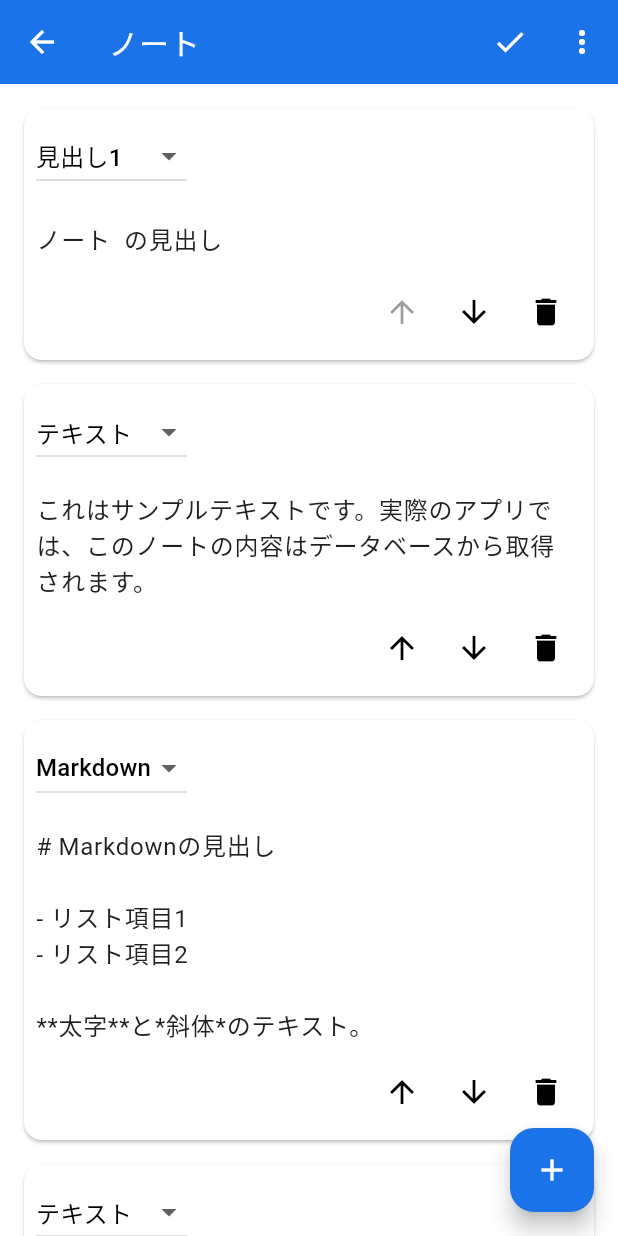
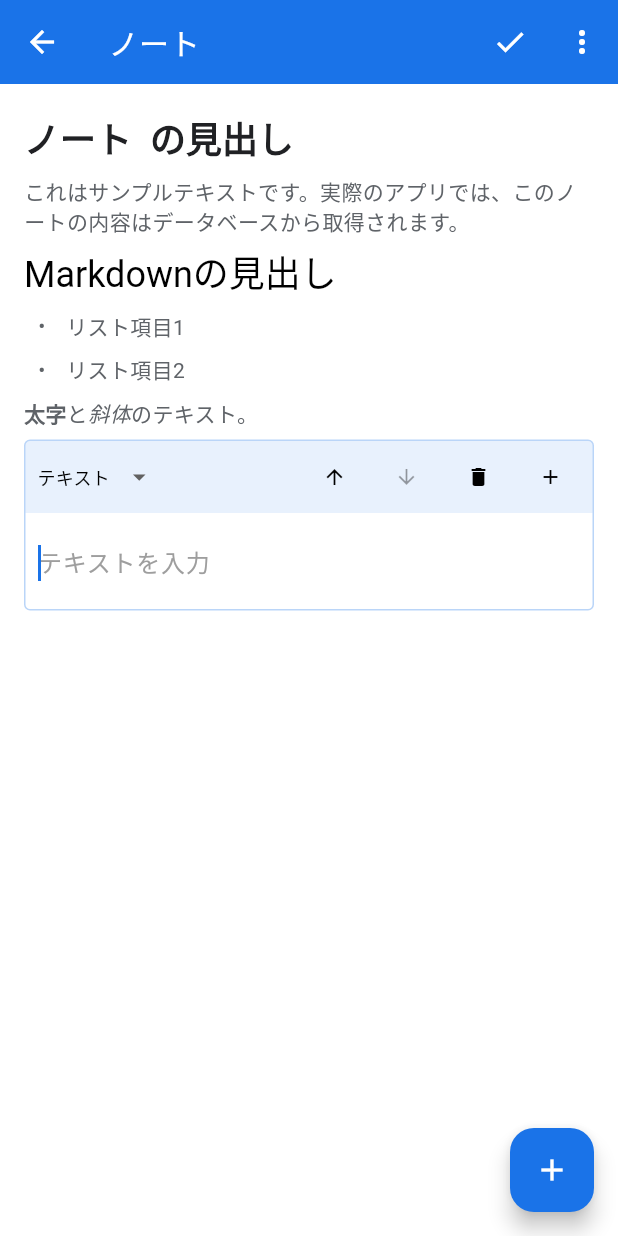
Before and after one commit to Chi-Tako/Gakunote, a Flutter app: the NoteDetailPage screen opened directly with empty values, after a tap on the "add" icon, on a phone screen of 412 x 824 dp. Run offline on Flutter 3.47's test engine with Material 3 defaults, Android fonts, the phone set to English and light mode, and no system bars; drawn by our look-alikes of flutter_markdown; our stand-ins replace firebase_core, go_router; missing offline and left inert: flutter_math_fork; accounts and stored records are empty.

Commit message:
UI improvements to note detail page

```diff
--- a/lib/features/notes/presentation/pages/note_detail_page.dart
+++ b/lib/features/notes/presentation/pages/note_detail_page.dart
@@ -22,6 +22,13 @@ class _NoteDetailPageState extends State<NoteDetailPage> {
   final List<TextEditingController> _blockControllers = [];
   bool _isEditing = false;
 
+  // フォーカス管理のためのノード
+  final FocusNode _titleFocusNode = FocusNode();
+  final List<FocusNode> _blockFocusNodes = [];
+
+  // 現在フォーカスされているブロックのインデックス
+  int _focusedBlockIndex = -1;
+
   @override
   void initState() {
     super.initState();
@@ -30,10 +37,27 @@ class _NoteDetailPageState extends State<NoteDetailPage> {
     _note = _getDummyNote(widget.noteId);
     _titleController = TextEditingController(text: _note.title);
 
-    // 各ブロックのコントローラーを初期化
+    // 各ブロックのコントローラーとフォーカスノードを初期化
     for (var block in _note.blocks) {
       _blockControllers.add(TextEditingController(text: block.content));
+      _blockFocusNodes.add(FocusNode()..addListener(() {
+        // フォーカスを取得したブロックのインデックスを記録
+        if (_blockFocusNodes.last.hasFocus) {
+          setState(() {
+            _focusedBlockIndex = _blockFocusNodes.indexOf(_blockFocusNodes.last);
+          });
         }
+      }));
+    }
+
+    // タイトルにフォーカスがあたったときの処理
+    _titleFocusNode.addListener(() {
+      if (_titleFocusNode.hasFocus) {
+        setState(() {
+          _focusedBlockIndex = -1;
+        });
+      }
+    });
   }
 
   @override
@@ -41,6 +65,10 @@ class _NoteDetailPageState extends State<NoteDetailPage> {
     _titleController.dispose();
     for (var controller in _blockControllers) {
       controller.dispose();
+    }
+    _titleFocusNode.dispose();
+    for (var node in _blockFocusNodes) {
+      node.dispose();
     }
     super.dispose();
   }
@@ -129,21 +157,52 @@ class _NoteDetailPageState extends State<NoteDetailPage> {
   }
 
   Widget _buildBlockWidget(NoteBlock block, int index) {
-    if (_isEditing) {
-      // 編集モード
-      if (block.type == BlockType.math) {
-        return Card(
-          margin: const EdgeInsets.only(bottom: 16),
+    final bool isBlockFocused = _isEditing && _focusedBlockIndex == index;
+
+    // 表示モードまたはフォーカスされていないブロック
+    if (!_isEditing || !isBlockFocused) {
+      return InkWell(
+        onTap: () {
+          if (!_isEditing) {
+            setState(() {
+              _isEditing = true;
+            });
+          }
+          // フォーカスを当該ブロックに移動
+          _blockFocusNodes[index].requestFocus();
+        },
         child: Padding(
-            padding: const EdgeInsets.all(8),
+          padding: const EdgeInsets.symmetric(vertical: 4),
+          child: _renderBlockContent(block),
+        ),
+      );
+    }
+
+    // 編集モードでフォーカスされているブロック
+    return Container(
+      margin: const EdgeInsets.symmetric(vertical: 4),
+      decoration: BoxDecoration(
+        border: Border.all(color: Theme.of(context).colorScheme.primary.withOpacity(0.3)),
+        borderRadius: BorderRadius.circular(4),
+      ),
       child: Column(
         crossAxisAlignment: CrossAxisAlignment.start,
         children: [
+          // ブロック編集コントロール (フォーカス時のみ表示)
+          Container(
+            padding: const EdgeInsets.symmetric(horizontal: 8, vertical: 4),
+            decoration: BoxDecoration(
+              color: Theme.of(context).colorScheme.primary.withOpacity(0.1),
+              borderRadius: const BorderRadius.vertical(top: Radius.circular(3)),
+            ),
+            child: Row(
+              children: [
                 // ブロックタイプ選択
-                Row(
-                  children: [
                 DropdownButton<BlockType>(
                   value: block.type,
+                  isDense: true,
+                  underline: Container(), // 下線を非表示
+                  icon: const Icon(Icons.arrow_drop_down, size: 20),
                   onChanged: (BlockType? newValue) {
                     if (newValue != null) {
                       setState(() {
@@ -156,36 +215,163 @@ class _NoteDetailPageState extends State<NoteDetailPage> {
                       .map<DropdownMenuItem<BlockType>>((BlockType value) {
                     return DropdownMenuItem<BlockType>(
                       value: value,
-                          child: Text(_getBlockTypeName(value)),
+                      child: Text(_getBlockTypeName(value), style: const TextStyle(fontSize: 12)),
                     );
                   }).toList(),
                 ),
                 const Spacer(),
-                    // 数式プレビューボタン
+                // ブロック操作アイコン
                 IconButton(
-                      icon: const Icon(Icons.preview),
-                      tooltip: '数式プレビュー',
+                  icon: const Icon(Icons.arrow_upward, size: 16),
+                  padding: EdgeInsets.zero,
+                  constraints: const BoxConstraints(),
+                  visualDensity: VisualDensity.compact,
+                  onPressed: index > 0
+                      ? () {
+                          setState(() {
+                            _note.reorderBlocks(index, index - 1);
+                            final controller = _blockControllers.removeAt(index);
+                            _blockControllers.insert(index - 1, controller);
+                            final focusNode = _blockFocusNodes.removeAt(index);
+                            _blockFocusNodes.insert(index - 1, focusNode);
+                            _focusedBlockIndex = index - 1;
+                            // フォーカスを移動
+                            focusNode.requestFocus();
+                          });
+                        }
+                      : null,
+                ),
+                const SizedBox(width: 8),
+                IconButton(
+                  icon: const Icon(Icons.arrow_downward, size: 16),
+                  padding: EdgeInsets.zero,
+                  constraints: const BoxConstraints(),
+                  visualDensity: VisualDensity.compact,
+                  onPressed: index < _note.blocks.length - 1
+                      ? () {
+                          setState(() {
+                            _note.reorderBlocks(index, index + 1);
+                            final controller = _blockControllers.removeAt(index);
+                            _blockControllers.insert(index + 1, controller);
+                            final focusNode = _blockFocusNodes.removeAt(index);
+                            _blockFocusNodes.insert(index + 1, focusNode);
+                            _focusedBlockIndex = index + 1;
+                            // フォーカスを移動
+                            focusNode.requestFocus();
+                          });
+                        }
+                      : null,
+                ),
+                const SizedBox(width: 8),
+                IconButton(
+                  icon: const Icon(Icons.delete, size: 16),
+                  padding: EdgeInsets.zero,
+                  constraints: const BoxConstraints(),
+                  visualDensity: VisualDensity.compact,
                   onPressed: () {
-                        // プレビューダイアログを表示
-                        _showMathPreview(context, _blockControllers[index].text);
+                    setState(() {
+                      _note.removeBlock(block.id);
+                      _blockControllers.removeAt(index);
+                      final removedNode = _blockFocusNodes.removeAt(index);
+                      removedNode.dispose();
+
+                      // フォーカスを前のブロックに移動
+                      if (index > 0 && _blockFocusNodes.isNotEmpty) {
+                        _focusedBlockIndex = index - 1;
+                        _blockFocusNodes[_focusedBlockIndex].requestFocus();
+                      } else if (_blockFocusNodes.isNotEmpty) {
+                        _focusedBlockIndex = 0;
+                        _blockFocusNodes[0].requestFocus();
+                      } else {
+                        _focusedBlockIndex = -1;
+                        _titleFocusNode.requestFocus();
+                      }
+                    });
+                  },
+                ),
+                const SizedBox(width: 8),
+                IconButton(
+                  icon: const Icon(Icons.add, size: 16),
+                  padding: EdgeInsets.zero,
+                  constraints: const BoxConstraints(),
+                  visualDensity: VisualDensity.compact,
+                  onPressed: () {
+                    _addNewBlockAfter(index);
                   },
                 ),
               ],
             ),
-                const SizedBox(height: 8),
-                // 数式の入力フィールド
-                TextField(
+          ),
+
+          // 特殊ブロックタイプの編集UI
+          if (block.type == BlockType.math)
+            _buildMathBlockEditor(block, index)
+          else
+            // 通常のブロック編集UI
+            Padding(
+              padding: const EdgeInsets.all(8),
+              child: TextField(
                 controller: _blockControllers[index],
+                focusNode: _blockFocusNodes[index],
                 maxLines: null,
-                  decoration: const InputDecoration(
+                style: _getTextStyleForBlockType(block.type),
+                decoration: InputDecoration(
                   border: InputBorder.none,
-                    hintText: 'LaTeX形式で数式を入力（例: \\sum_{i=0}^n i^2 = \\frac{n(n+1)(2n+1)}{6}）',
+                  hintText: _getBlockHint(block.type),
+                  hintStyle: TextStyle(
+                    fontSize: _getFontSizeForBlockType(block.type),
+                    color: Colors.grey,
+                  ),
+                  contentPadding: EdgeInsets.zero,
                 ),
                 onChanged: (value) {
                   block.content = value;
                 },
               ),
-                // 数式記号パレット（オプション）
+            ),
+        ],
+      ),
+    );
+  }
+
+  // 数式ブロックのエディタUI
+  Widget _buildMathBlockEditor(NoteBlock block, int index) {
+    return Padding(
+      padding: const EdgeInsets.all(8),
+      child: Column(
+        crossAxisAlignment: CrossAxisAlignment.start,
+        children: [
+          TextField(
+            controller: _blockControllers[index],
+            focusNode: _blockFocusNodes[index],
+            maxLines: null,
+            decoration: const InputDecoration(
+              border: InputBorder.none,
+              hintText: 'LaTeX形式で数式を入力（例: \\sum_{i=0}^n i^2 = \\frac{n(n+1)(2n+1)}{6}）',
+              contentPadding: EdgeInsets.zero,
+            ),
+            onChanged: (value) {
+              block.content = value;
+              setState(() {}); // プレビューを更新するために再描画
+            },
+          ),
+
+          // 数式プレビュー
+          if (_blockControllers[index].text.isNotEmpty)
+            Container(
+              padding: const EdgeInsets.symmetric(vertical: 8),
+              width: double.infinity,
+              child: Math.tex(
+                _blockControllers[index].text,
+                textStyle: Theme.of(context).textTheme.bodyLarge!,
+                onErrorFallback: (err) => Text(
+                  'エラー: $err',
+                  style: const TextStyle(color: Colors.red, fontSize: 12),
+                ),
+              ),
+            ),
+
+          // 数式記号パレット
           SingleChildScrollView(
             scrollDirection: Axis.horizontal,
             child: Row(
@@ -202,147 +388,38 @@ class _NoteDetailPageState extends State<NoteDetailPage> {
               ],
             ),
           ),
-                Row(
-                  mainAxisAlignment: MainAxisAlignment.end,
-                  children: [
-                    IconButton(
-                      icon: const Icon(Icons.arrow_upward),
-                      onPressed: index > 0
-                          ? () {
-                              setState(() {
-                                _note.reorderBlocks(index, index - 1);
-                                final controller = _blockControllers.removeAt(index);
-                                _blockControllers.insert(index - 1, controller);
-                              });
-                            }
-                          : null,
-                    ),
-                    IconButton(
-                      icon: const Icon(Icons.arrow_downward),
-                      onPressed: index < _note.blocks.length - 1
-                          ? () {
-                              setState(() {
-                                _note.reorderBlocks(index, index + 1);
-                                final controller = _blockControllers.removeAt(index);
-                                _blockControllers.insert(index + 1, controller);
-                              });
-                            }
-                          : null,
-                    ),
-                    IconButton(
-                      icon: const Icon(Icons.delete),
-                      onPressed: () {
-                        setState(() {
-                          _note.removeBlock(block.id);
-                          _blockControllers.removeAt(index);
-                        });
-                      },
-                    ),
         ],
-                ),
-              ],
-            ),
-          ),
-        );
-      } else {
-        return Card(
-          margin: const EdgeInsets.only(bottom: 16),
-          child: Padding(
-            padding: const EdgeInsets.all(8),
-            child: Column(
-              crossAxisAlignment: CrossAxisAlignment.start,
-              children: [
-                // ブロックタイプ選択
-                DropdownButton<BlockType>(
-                  value: block.type,
-                  onChanged: (BlockType? newValue) {
-                    if (newValue != null) {
-                      setState(() {
-                        block.type = newValue;
-                      });
-                    }
-                  },
-                  items: BlockType.values
-                      .where((type) => type != BlockType.sketch) // 手書きは別途実装
-                          .map<DropdownMenuItem<BlockType>>((BlockType value) {
-                        return DropdownMenuItem<BlockType>(
-                          value: value,
-                          child: Text(_getBlockTypeName(value)),
-                        );
-                      }).toList(),
-                ),
-                const SizedBox(height: 8),
-                // ブロック内容の編集フィールド
-                TextField(
-                  controller: _blockControllers[index],
-                  maxLines: null,
-                  decoration: InputDecoration(
-                    border: InputBorder.none,
-                    hintText: _getBlockHint(block.type),
-                  ),
-                  onChanged: (value) {
-                    block.content = value;
-                  },
-                ),
-                Row(
-                  mainAxisAlignment: MainAxisAlignment.end,
-                  children: [
-                    IconButton(
-                      icon: const Icon(Icons.arrow_upward),
-                      onPressed: index > 0
-                          ? () {
-                              setState(() {
-                                _note.reorderBlocks(index, index - 1);
-                                final controller = _blockControllers.removeAt(index);
-                                _blockControllers.insert(index - 1, controller);
-                              });
-                            }
-                          : null,
-                    ),
-                    IconButton(
-                      icon: const Icon(Icons.arrow_downward),
-                      onPressed: index < _note.blocks.length - 1
-                          ? () {
-                              setState(() {
-                                _note.reorderBlocks(index, index + 1);
-                                final controller = _blockControllers.removeAt(index);
-                                _blockControllers.insert(index + 1, controller);
-                              });
-                            }
-                          : null,
-                    ),
-                    IconButton(
-                      icon: const Icon(Icons.delete),
-                      onPressed: () {
-                        setState(() {
-                          _note.removeBlock(block.id);
-                          _blockControllers.removeAt(index);
-                        });
-                      },
-                    ),
-                  ],
-                ),
-              ],
-            ),
       ),
     );
   }
-    } else {
-      // 表示モード
-      return GestureDetector(
-        onTap: () {
-          setState(() {
-            _isEditing = true;
-          });
-        },
-        child: Card(
-          margin: const EdgeInsets.only(bottom: 16),
-          child: Padding(
-            padding: const EdgeInsets.all(16),
-            child: _renderBlockContent(block),
-          ),
-        ),
-      );
+
+  // ブロックタイプに応じたテキストスタイルを取得
+  TextStyle _getTextStyleForBlockType(BlockType type) {
+    switch (type) {
+      case BlockType.heading1:
+        return TextStyle(fontSize: 24, fontWeight: FontWeight.bold);
+      case BlockType.heading2:
+        return TextStyle(fontSize: 20, fontWeight: FontWeight.bold);
+      case BlockType.heading3:
+        return TextStyle(fontSize: 18, fontWeight: FontWeight.bold);
+      case BlockType.code:
+        return TextStyle(fontFamily: 'monospace');
+      default:
+        return TextStyle(fontSize: 16);
+    }
+  }
+
+  // ブロックタイプに応じたフォントサイズを取得
+  double _getFontSizeForBlockType(BlockType type) {
+    switch (type) {
+      case BlockType.heading1:
+        return 24;
+      case BlockType.heading2:
+        return 20;
+      case BlockType.heading3:
+        return 18;
+      default:
+        return 16;
     }
   }
 
@@ -473,8 +550,51 @@ class _NoteDetailPageState extends State<NoteDetailPage> {
         content: '',
       );
       _note.addBlock(newBlock);
-      _blockControllers.add(TextEditingController());
+      final controller = TextEditingController();
+      final focusNode = FocusNode();
+      _blockControllers.add(controller);
+      _blockFocusNodes.add(focusNode..addListener(() {
+        if (focusNode.hasFocus) {
+          setState(() {
+            _focusedBlockIndex = _blockFocusNodes.indexOf(focusNode);
+          });
+        }
+      }));
+
       _isEditing = true;
+
+      // 新しいブロックにフォーカスを移動
+      _focusedBlockIndex = _note.blocks.length - 1;
+      focusNode.requestFocus();
+    });
+  }
+
+  void _addNewBlockAfter(int index) {
+    setState(() {
+      final newBlock = NoteBlock(
+        type: BlockType.text,
+        content: '',
+      );
+
+      // ブロックをindexの後ろに挿入
+      _note.blocks.insert(index + 1, newBlock);
+
+      // コントローラーとフォーカスノードを作成・挿入
+      final controller = TextEditingController();
+      _blockControllers.insert(index + 1, controller);
+
+      final focusNode = FocusNode();
+      _blockFocusNodes.insert(index + 1, focusNode..addListener(() {
+        if (focusNode.hasFocus) {
+          setState(() {
+            _focusedBlockIndex = _blockFocusNodes.indexOf(focusNode);
+          });
+        }
+      }));
+
+      // 新しいブロックにフォーカスを移動
+      _focusedBlockIndex = index + 1;
+      focusNode.requestFocus();
     });
   }
 
@@ -492,18 +612,34 @@ class _NoteDetailPageState extends State<NoteDetailPage> {
       onTap: () {
         final controller = _blockControllers[blockIndex];
         final currentPosition = controller.selection.start;
+
+        // 選択位置が無効な場合は最後に追加
+        if (currentPosition < 0) {
+          controller.text = controller.text + symbol;
+          controller.selection = TextSelection.collapsed(offset: controller.text.length);
+        } else {
           final text = controller.text;
           final newText = text.substring(0, currentPosition) +
               symbol +
               text.substring(currentPosition);
           controller.text = newText;
           controller.selection = TextSelection.collapsed(offset: currentPosition + symbol.length);
+        }
+
+        // ブロックの内容を更新
+        _note.blocks[blockIndex].content = controller.text;
+        setState(() {}); // 数式プレビューを更新
       },
-      child: Padding(
+      child: Container(
+        margin: const EdgeInsets.symmetric(horizontal: 4),
         padding: const EdgeInsets.symmetric(horizontal: 8, vertical: 4),
+        decoration: BoxDecoration(
+          color: Theme.of(context).colorScheme.primary.withOpacity(0.1),
+          borderRadius: BorderRadius.circular(4),
+        ),
         child: Math.tex(
           symbol,
-          textStyle: const TextStyle(fontSize: 18),
+          textStyle: const TextStyle(fontSize: 14),
         ),
       ),
     );
```
Lines whose indentation alone changed are shown as unchanged.
